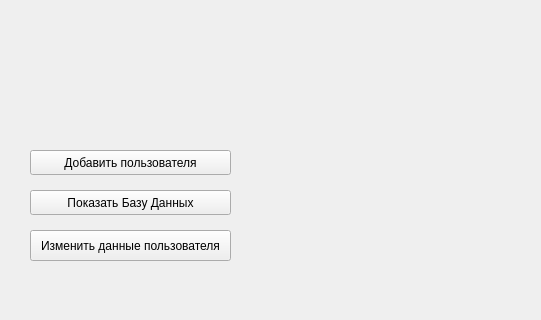
This is admin_archive_lmk/mainwindow.ui in FANDIM-wolf/FileHub as Qt 5 draws it before an edit; both pictures show x 0 to 541 and y 0 to 320 of the 800 by 600 pixel window. The edited form follows.
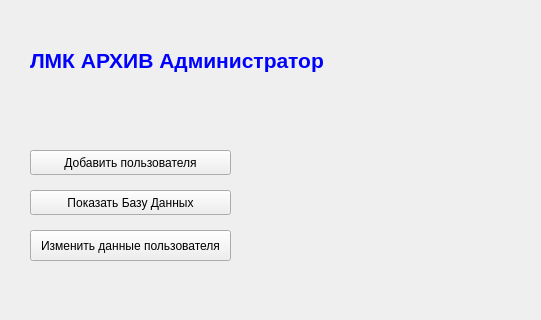
This is the edited form.

The edit to the form file:
```diff
--- a/admin_archive_lmk/mainwindow.ui
+++ b/admin_archive_lmk/mainwindow.ui
@@ -53,6 +53,31 @@
      <string>Изменить данные пользователя</string>
     </property>
    </widget>
+   <widget class="QLabel" name="label">
+    <property name="geometry">
+     <rect>
+      <x>30</x>
+      <y>30</y>
+      <width>381</width>
+      <height>61</height>
+     </rect>
+    </property>
+    <property name="font">
+     <font>
+      <family>Arial</family>
+      <pointsize>16</pointsize>
+      <weight>75</weight>
+      <bold>true</bold>
+     </font>
+    </property>
+    <property name="styleSheet">
+     <string notr="true">color:blue;
+</string>
+    </property>
+    <property name="text">
+     <string>ЛМК АРХИВ Администратор</string>
+    </property>
+   </widget>
   </widget>
   <widget class="QMenuBar" name="menubar">
    <property name="geometry">
```
